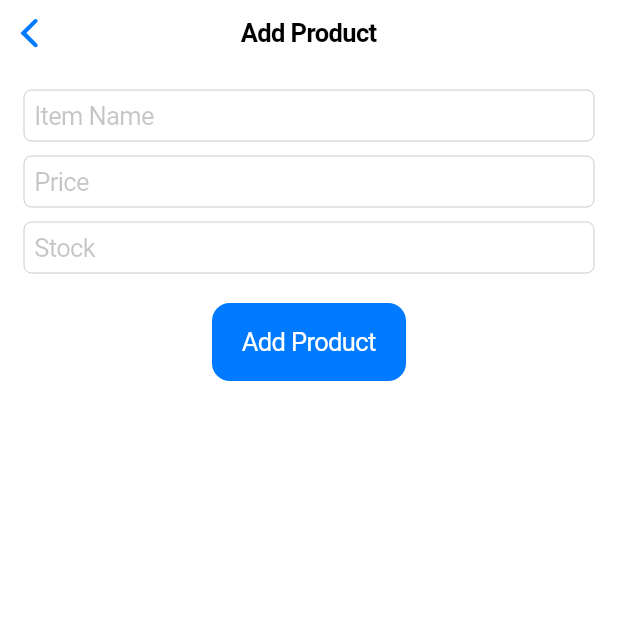
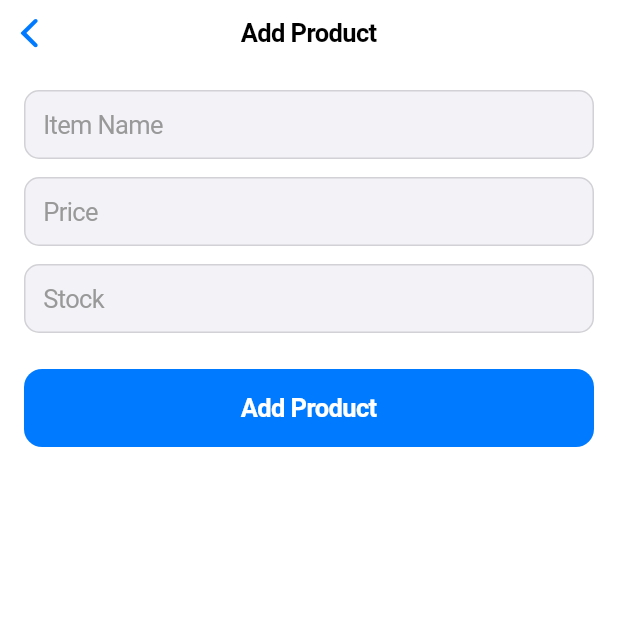
Before and after one commit to gamboa-romel-panlilio/Ordering_System_App, a Flutter app: the AddProductPage screen opened directly with empty values, on a phone screen of 412 x 824 dp, the top half of it. Run offline on Flutter 3.47's test engine with Material 3 defaults, Android fonts, the light colour scheme and no system bars; network calls fail.

Commit message:
final edit code by romel

```diff
--- a/lib/add_product_page.dart
+++ b/lib/add_product_page.dart
@@ -27,7 +27,7 @@ class _AddProductPageState extends State<AddProductPage> {
       final response = await http.post(
         Uri.parse("${widget.server}/add_product.php"),
         headers: {
-          "Content-Type": "application/x-www-form-urlencoded", // Tama ang format
+          "Content-Type": "application/x-www-form-urlencoded",
         },
         body: {
           "item_name": nameController.text.trim(),
@@ -35,16 +35,15 @@ class _AddProductPageState extends State<AddProductPage> {
           "stock": stockController.text.trim(),
         },
       );
- print("Response: ${response.body}"); // Debugging
 
       if (response.statusCode == 200) {
         final responseData = jsonDecode(response.body);
 
         if (responseData["success"] == true) {
-          widget.refreshItems(); // ✅ Refresh list
-          Navigator.pop(context); // ✅ Close page
+          widget.refreshItems();
+          Navigator.pop(context);
         } else {
-          showErrorDialog(responseData["message"]); // Error message galing sa PHP
+          showErrorDialog(responseData["message"]);
         }
       } else {
         showErrorDialog("Server error: ${response.statusCode}");
@@ -73,7 +72,8 @@ class _AddProductPageState extends State<AddProductPage> {
       ),
     );
   }
- @override
+
+  @override
   Widget build(BuildContext context) {
     return CupertinoPageScaffold(
       navigationBar: CupertinoNavigationBar(
@@ -83,18 +83,60 @@ class _AddProductPageState extends State<AddProductPage> {
         child: Padding(
           padding: const EdgeInsets.all(16.0),
           child: Column(
+            crossAxisAlignment: CrossAxisAlignment.stretch,
             children: [
-              CupertinoTextField(controller: nameController, placeholder: "Item Name"),
-              SizedBox(height: 10),
-              CupertinoTextField(controller: priceController, placeholder: "Price", keyboardType: TextInputType.number),
-              SizedBox(height: 10),
-              CupertinoTextField(controller: stockController, placeholder: "Stock", keyboardType: TextInputType.number),
-              SizedBox(height: 20),
-              isLoading
-                  ? CupertinoActivityIndicator()
-                  : CupertinoButton.filled(
-                child: Text("Add Product"),
-                onPressed: addProduct,
+              CupertinoTextField(
+                controller: nameController,
+                placeholder: "Item Name",
+                padding: EdgeInsets.all(12),
+                decoration: BoxDecoration(
+                  color: CupertinoColors.systemGrey6, // Light background
+                  border: Border.all(color: CupertinoColors.systemGrey4),
+                  borderRadius: BorderRadius.circular(10),
+                ),
+                style: TextStyle(color: CupertinoColors.white), // Text color white
+                placeholderStyle: TextStyle(color: CupertinoColors.inactiveGray),
+              ),
+              SizedBox(height: 12),
+              CupertinoTextField(
+                controller: priceController,
+                placeholder: "Price",
+                keyboardType: TextInputType.number,
+                padding: EdgeInsets.all(12),
+                decoration: BoxDecoration(
+                  color: CupertinoColors.systemGrey6,
+                  border: Border.all(color: CupertinoColors.systemGrey4),
+                  borderRadius: BorderRadius.circular(10),
+                ),
+                style: TextStyle(color: CupertinoColors.white), // Text color white
+                placeholderStyle: TextStyle(color: CupertinoColors.inactiveGray),
+              ),
+              SizedBox(height: 12),
+              CupertinoTextField(
+                controller: stockController,
+                placeholder: "Stock",
+                keyboardType: TextInputType.number,
+                padding: EdgeInsets.all(12),
+                decoration: BoxDecoration(
+                  color: CupertinoColors.systemGrey6,
+                  border: Border.all(color: CupertinoColors.systemGrey4),
+                  borderRadius: BorderRadius.circular(10),
+                ),
+                style: TextStyle(color: CupertinoColors.white), // Text color white
+                placeholderStyle: TextStyle(color: CupertinoColors.inactiveGray),
+              ),
+              SizedBox(height: 24),
+              CupertinoButton(
+                child: isLoading
+                    ? CupertinoActivityIndicator()
+                    : Text(
+                  "Add Product",
+                  style: TextStyle(fontWeight: FontWeight.w600, color: CupertinoColors.white), // Bold text, white color
+                ),
+                onPressed: isLoading ? null : addProduct,
+                padding: EdgeInsets.symmetric(vertical: 16),
+                borderRadius: BorderRadius.circular(12),
+                color: CupertinoColors.activeBlue, // Blue button
               ),
             ],
           ),
```
Also changed, not shown: lib/main.dart (+41 -16 lines).
